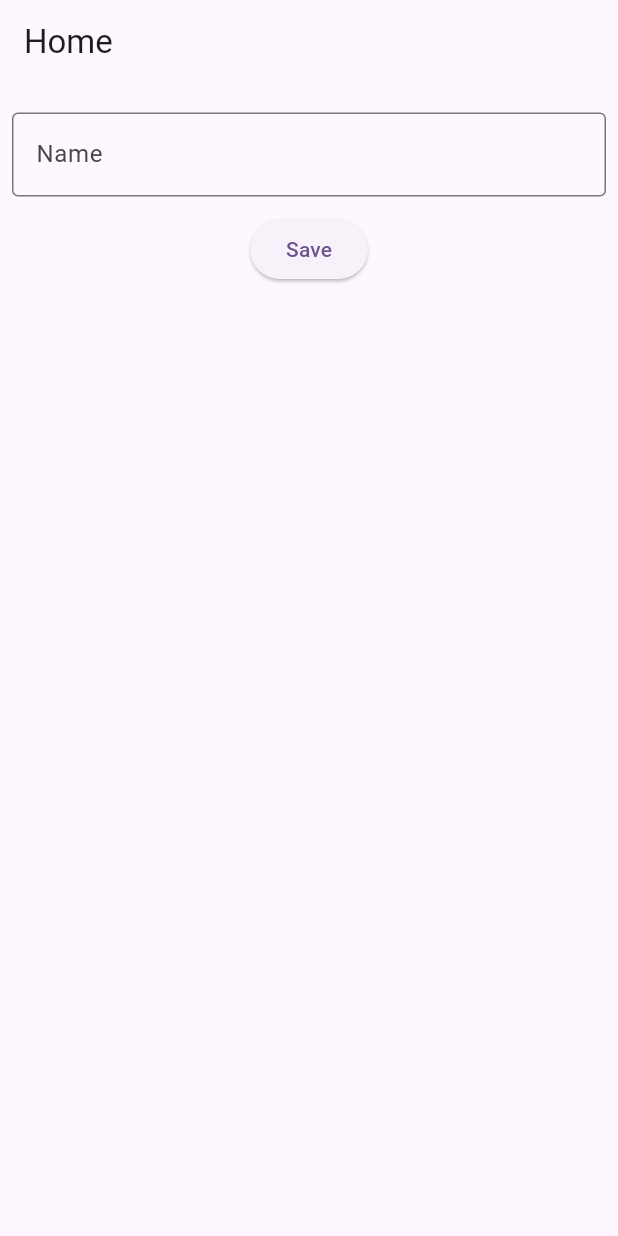
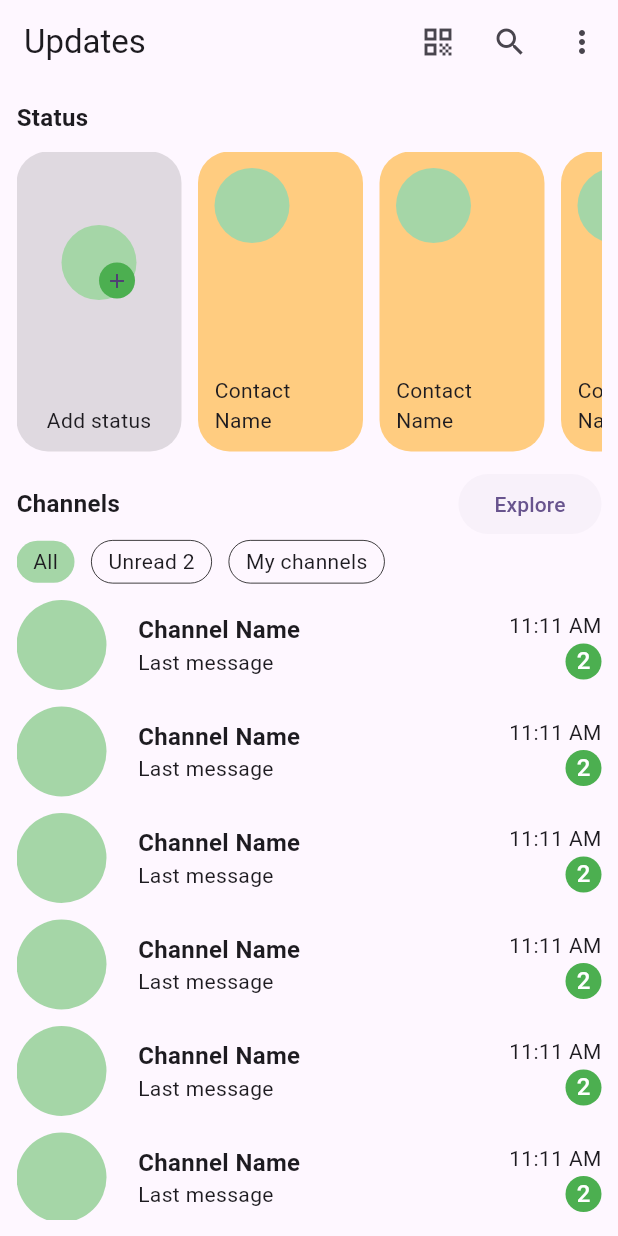
Before and after one commit to raunak2909/shared_pref_exp_450, a Flutter app: the screen it shows after launch, on a phone screen of 412 x 824 dp. Run offline on Flutter 3.47's test engine with Material 3 defaults, Android fonts, the phone set to English and light mode, and no system bars; our stand-ins replace shared_preferences.

Commit message:
shared_prefs task implemented with whatsapp ui

```diff
--- a/lib/main.dart
+++ b/lib/main.dart
@@ -1,4 +1,6 @@
 import 'package:flutter/material.dart';
+import 'package:shared_pref_exp_450/splash_page.dart';
+import 'package:shared_pref_exp_450/whatsapp_page.dart';
 
 import 'home_page.dart';
 
@@ -17,7 +19,7 @@ class MyApp extends StatelessWidget {
       theme: ThemeData(
         colorScheme: ColorScheme.fromSeed(seedColor: Colors.deepPurple),
       ),
-      home: HomePage(),
+      home: StatusPage(),
     );
   }
 }
--- /dev/null
+++ b/lib/whatsapp_page.dart
@@ -0,0 +1,217 @@
+import 'package:flutter/material.dart';
+
+class StatusPage extends StatelessWidget {
+  const StatusPage({super.key});
+
+  @override
+  Widget build(BuildContext context) {
+    return Scaffold(
+      appBar: AppBar(
+        centerTitle: false,
+        title: Text('Updates'),
+        actions: [
+          IconButton(onPressed: (){}, icon: Icon(Icons.qr_code)),
+          IconButton(onPressed: (){}, icon: Icon(Icons.search)),
+          IconButton(onPressed: (){}, icon: Icon(Icons.more_vert)),
+        ],
+      ),
+      body: Padding(
+        padding: const EdgeInsets.all(11.0),
+        child: SingleChildScrollView(
+          child: Column(
+            crossAxisAlignment: CrossAxisAlignment.start,
+            children: [
+              Text('Status', style: TextStyle(fontSize: 16, fontWeight: FontWeight.bold),),
+              SizedBox(
+                height: 11,
+              ),
+              SizedBox(
+                height: 200,
+                child: ListView.builder(
+                  scrollDirection: Axis.horizontal,
+                    itemBuilder: (_, index){
+                  if(index==0){
+                    return Container(
+                      padding: EdgeInsets.all(11),
+                      margin: EdgeInsets.only(right: 11),
+                      width: 110,
+                      height: 200,
+                      decoration: BoxDecoration(
+                          color: Colors.black12,
+                          borderRadius: BorderRadius.circular(21)
+                      ),
+                      child: Column(
+                        mainAxisAlignment: MainAxisAlignment.end,
+                        children: [
+                          Stack(
+                            children: [
+                              Container(
+                                width: 50,
+                                height: 50,
+                                decoration: BoxDecoration(
+                                    shape: BoxShape.circle,
+                                    color: Colors.green.shade200
+                                ),
+                              ),
+                              Positioned(
+                                bottom: 1,
+                                right: 1,
+                                child: CircleAvatar(
+                                  radius: 12,
+                                  backgroundColor: Colors.green,
+                                  child: Center(
+                                    child: Icon(Icons.add, size: 16,),
+                                  ),
+                                ),
+                              ),
+                            ],
+                          ),
+                          SizedBox(
+                            height: 70,
+                          ),
+                          Text('Add status')
+                        ],
+                      ),
+                    );
+                  } else {
+                    return Container(
+                      padding: EdgeInsets.all(11),
+                      margin: EdgeInsets.only(right: 11),
+                      width: 110,
+                      height: 200,
+                      decoration: BoxDecoration(
+                          color: Colors.orange.shade200,
+                          borderRadius: BorderRadius.circular(21)
+                      ),
+                      child: Column(
+                        mainAxisAlignment: MainAxisAlignment.spaceBetween,
+                        crossAxisAlignment: CrossAxisAlignment.start,
+                        children: [
+                          Container(
+                            width: 50,
+                            height: 50,
+                            decoration: BoxDecoration(
+                                shape: BoxShape.circle,
+                                color: Colors.green.shade200
+                            ),
+                          ),
+                          Text('Contact Name')
+                        ],
+                      ),
+                    );
+                  }
+                }),
+              ),
+              SizedBox(
+                height: 11,
+              ),
+              Row(
+                mainAxisAlignment: MainAxisAlignment.spaceBetween,
+                children: [
+                  Text('Channels', style: TextStyle(fontSize: 16, fontWeight: FontWeight.bold),),
+                  ElevatedButton(
+                    style: ElevatedButton.styleFrom(
+                      elevation: 0
+                    ),
+                      onPressed: (){}, child: Text("Explore"))
+                ],
+              ),
+              Row(
+                children: [
+                  Container(
+                    padding: EdgeInsets.symmetric(vertical: 4, horizontal: 11),
+                    child: Text('All'),
+                    decoration: BoxDecoration(
+                      color: Colors.green.shade200,
+                      borderRadius: BorderRadius.circular(21)
+                    ),
+                  ),
+                  SizedBox(
+                    width: 11,
+                  ),
+                  Container(
+                    padding: EdgeInsets.symmetric(vertical: 4, horizontal: 11),
+                    child: Text('Unread 2'),
+                    decoration: BoxDecoration(
+                      border: Border.all(
+                        width: 0.5
+                      ),
+                        borderRadius: BorderRadius.circular(21)
+                    ),
+                  ),
+                  SizedBox(
+                    width: 11,
+                  ),
+                  Container(
+                    padding: EdgeInsets.symmetric(vertical: 4, horizontal: 11),
+                    child: Text('My channels'),
+                    decoration: BoxDecoration(
+                        border: Border.all(
+                            width: 0.5
+                        ),
+                        borderRadius: BorderRadius.circular(21)
+                    ),
+                  ),
+                ],
+              ),
+              SizedBox(
+                height: 11,
+              ),
+              ListView.builder(
+                shrinkWrap: true,
+                  itemCount: 10,
+                  itemBuilder: (_, index){
+                return Container(
+                  margin: EdgeInsets.only(bottom: 11),
+                  child: Row(
+                    children: [
+                      CircleAvatar(
+                        radius: 30,
+                        backgroundColor: Colors.green.shade200,
+                      ),
+                      SizedBox(
+                        width: 21,
+                      ),
+                      Expanded(
+                        child: Column(
+                          mainAxisSize: MainAxisSize.min,
+                          crossAxisAlignment: CrossAxisAlignment.start,
+                          children: [
+                            Text('Channel Name', style: TextStyle(
+                              fontSize: 16,
+                              fontWeight: FontWeight.bold
+                            ),),
+                            Text('Last message')
+                          ],
+                        ),
+                      ),
+                      Column(
+                        mainAxisAlignment: MainAxisAlignment.start,
+                        crossAxisAlignment: CrossAxisAlignment.end,
+                        children: [
+                          Text('11:11 AM'),
+                          SizedBox(
+                            height: 2,
+                          ),
+                          CircleAvatar(
+                            radius: 12,
+                            backgroundColor: Colors.green,
+                            child: Center(
+                              child: Text('2', style: TextStyle(
+                                color: Colors.white
+                              ),),
+                            ),
+                          )
+                        ],
+                      )
+                    ],
+                  )
+                );
+              })
+            ],
+          ),
+        ),
+      ),
+    );
+  }
+}
```
Also changed, not shown: lib/home_page.dart (+48 -7 lines), lib/login_page.dart (added, +27 -0 lines), lib/splash_page.dart (added, +47 -0 lines).
